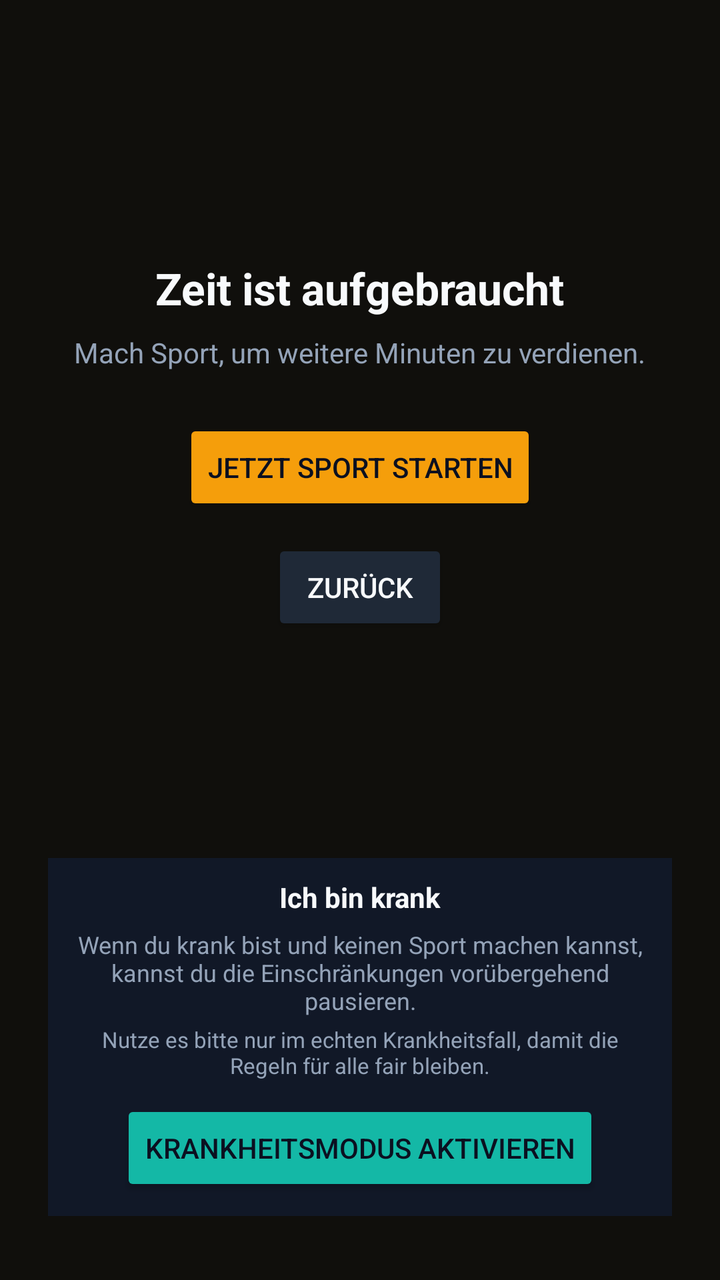
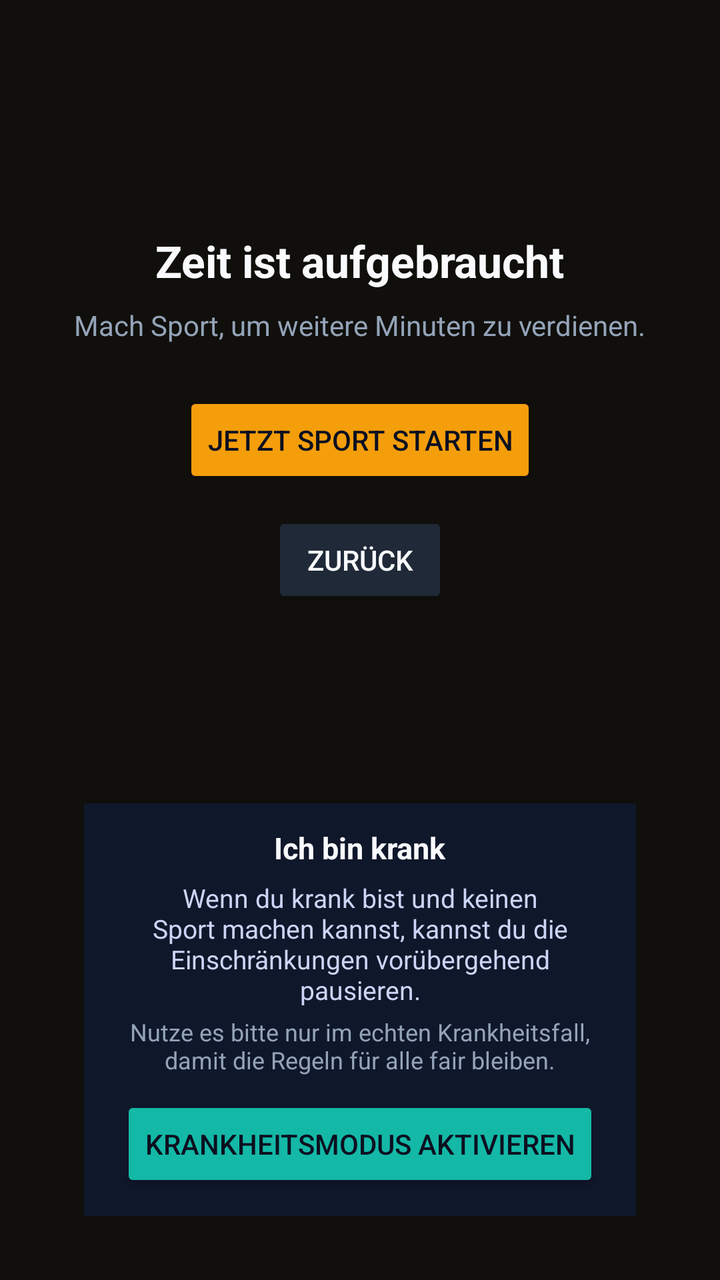

An Android layout rendered at two revisions. The XML below is the earlier revision; the diff shows what the commit changed to produce the second picture.
<!-- AndroidManifest.xml: activity theme Theme.App.Blocker -->
<!-- res/layout/activity_insta_blocker.xml -->
<?xml version="1.0" encoding="utf-8"?>
<LinearLayout xmlns:android="http://schemas.android.com/apk/res/android"
  android:layout_width="match_parent"
  android:layout_height="match_parent"
  android:background="#100f0c"
  android:orientation="vertical"
  android:padding="24dp">

  <LinearLayout
    android:id="@+id/blocker_main_content"
    android:layout_width="match_parent"
    android:layout_height="0dp"
    android:layout_weight="1"
    android:gravity="center"
    android:orientation="vertical">

    <TextView
      android:id="@+id/blocker_title"
      android:layout_width="wrap_content"
      android:layout_height="wrap_content"
      android:text="@string/blocker_title"
      android:textColor="#f8fafc"
      android:textSize="22sp"
      android:textStyle="bold" />

    <TextView
      android:id="@+id/blocker_subtitle"
      android:layout_width="wrap_content"
      android:layout_height="wrap_content"
      android:layout_marginTop="8dp"
      android:text="@string/blocker_subtitle"
      android:textColor="#94a3b8"
      android:textSize="14sp"
      android:gravity="center" />

    <Button
      android:id="@+id/blocker_open_app"
      android:layout_width="wrap_content"
      android:layout_height="wrap_content"
      android:layout_marginTop="24dp"
      android:text="@string/blocker_open_app"
      android:backgroundTint="#f59e0b"
      android:textColor="#0b1020" />

    <Button
      android:id="@+id/blocker_button"
      android:layout_width="wrap_content"
      android:layout_height="wrap_content"
      android:layout_marginTop="12dp"
      android:text="@string/blocker_back"
      android:backgroundTint="#1f2937"
      android:textColor="#f8fafc" />

  </LinearLayout>

  <LinearLayout
    android:id="@+id/blocker_credit_section"
    android:layout_width="wrap_content"
    android:layout_height="wrap_content"
    android:layout_gravity="center_horizontal"
    android:layout_marginTop="12dp"
    android:layout_marginBottom="4dp"
    android:orientation="vertical"
    android:visibility="gone"
    android:padding="8dp"
    android:background="#1e293b"
    android:gravity="center_horizontal">

    <TextView
      android:layout_width="wrap_content"
      android:layout_height="wrap_content"
      android:text="@string/preface_credit_title"
      android:textColor="#f8fafc"
      android:textSize="14sp"
      android:textStyle="bold" />

    <TextView
      android:layout_width="wrap_content"
      android:layout_height="wrap_content"
      android:layout_marginTop="4dp"
      android:text="@string/preface_credit_label"
      android:textColor="#94a3b8"
      android:textSize="11sp"
      android:gravity="center" />

    <Button
      android:id="@+id/blocker_credit_button"
      android:layout_width="wrap_content"
      android:layout_height="wrap_content"
      android:layout_marginTop="8dp"
      android:text="@string/preface_credit_button"
      android:backgroundTint="#f59e0b"
      android:textColor="#0b1020" />

    <TextView
      android:id="@+id/blocker_credit_penalty"
      android:layout_width="wrap_content"
      android:layout_height="wrap_content"
      android:layout_marginTop="4dp"
      android:text="@string/preface_credit_penalty"
      android:textColor="#f8fafc"
      android:textSize="10sp" />

    <TextView
      android:id="@+id/blocker_credit_lock_notice"
      android:layout_width="wrap_content"
      android:layout_height="wrap_content"
      android:layout_marginTop="6dp"
      android:text="@string/preface_credit_locked"
      android:textColor="#94a3b8"
      android:textSize="10sp"
      android:visibility="gone" />
  </LinearLayout>

  <LinearLayout
    android:id="@+id/blocker_sick_section"
    android:layout_width="wrap_content"
    android:layout_height="wrap_content"
    android:layout_gravity="center_horizontal"
    android:layout_marginTop="6dp"
    android:layout_marginBottom="8dp"
    android:orientation="vertical"
    android:padding="10dp"
    android:background="#111827"
    android:gravity="center_horizontal">

    <TextView
      android:layout_width="wrap_content"
      android:layout_height="wrap_content"
      android:text="@string/blocker_sick_title"
      android:textColor="#f8fafc"
      android:textSize="14sp"
      android:textStyle="bold" />

    <TextView
      android:layout_width="wrap_content"
      android:layout_height="wrap_content"
      android:layout_marginTop="6dp"
      android:text="@string/blocker_sick_label"
      android:textColor="#94a3b8"
      android:textSize="12sp"
      android:gravity="center" />

    <TextView
      android:id="@+id/blocker_sick_hint"
      android:layout_width="wrap_content"
      android:layout_height="wrap_content"
      android:layout_marginTop="4dp"
      android:text="@string/blocker_sick_hint"
      android:textColor="#94a3b8"
      android:textSize="11sp"
      android:gravity="center" />

    <Button
      android:id="@+id/blocker_sick_button"
      android:layout_width="wrap_content"
      android:layout_height="wrap_content"
      android:layout_marginTop="10dp"
      android:text="@string/blocker_sick_button"
      android:backgroundTint="#14b8a6"
      android:textColor="#0b1020" />

    <TextView
      android:id="@+id/blocker_sick_status"
      android:layout_width="wrap_content"
      android:layout_height="wrap_content"
      android:layout_marginTop="6dp"
      android:text="@string/blocker_sick_status"
      android:textColor="#34d399"
      android:textSize="10sp"
      android:visibility="gone" />
  </LinearLayout>
</LinearLayout>
<!-- resources referenced by this layout -->
<resources>
  <string name="blocker_back">Zur\u00fcck</string>
  <string name="blocker_open_app">Jetzt Sport starten</string>
  <string name="blocker_sick_button">Krankheitsmodus aktivieren</string>
  <string name="blocker_sick_hint">Nutze es bitte nur im echten Krankheitsfall, damit die Regeln für alle fair bleiben.</string>
  <string name="blocker_sick_label">Wenn du krank bist und keinen Sport machen kannst, kannst du die Einschränkungen vorübergehend pausieren.</string>
  <string name="blocker_sick_status">Krankheitsmodus aktiv bis %1$s</string>
  <string name="blocker_sick_title">Ich bin krank</string>
  <string name="blocker_subtitle">Mach Sport, um weitere Minuten zu verdienen.</string>
  <string name="blocker_title">Zeit ist aufgebraucht</string>
  <string name="preface_credit_button">10 Minuten Kredit</string>
  <string name="preface_credit_label">Kredit für 10 Minuten</string>
  <string name="preface_credit_locked">Kredit gesperrt bis %1$s</string>
  <string name="preface_credit_penalty">Userfaktoren sind um %1$d%% strenger</string>
  <string name="preface_credit_title">Kredit</string>
  <style name="Theme.App.Blocker" parent="Theme.AppCompat.Light.NoActionBar">
      <item name="android:windowBackground">#0f1114</item>
    </style>
</resources>

<!-- the commit's change to res/layout/activity_insta_blocker.xml (unified diff, before → after) -->
@@ -55,15 +55,15 @@
 
   <LinearLayout
     android:id="@+id/blocker_credit_section"
-    android:layout_width="wrap_content"
+    android:layout_width="match_parent"
     android:layout_height="wrap_content"
-    android:layout_gravity="center_horizontal"
     android:layout_marginTop="12dp"
     android:layout_marginBottom="4dp"
+    android:layout_marginHorizontal="18dp"
     android:orientation="vertical"
     android:visibility="gone"
-    android:padding="8dp"
-    android:background="#1e293b"
+    android:padding="12dp"
+    android:background="#1b2432"
     android:gravity="center_horizontal">
 
     <TextView
@@ -71,7 +71,7 @@
       android:layout_height="wrap_content"
       android:text="@string/preface_credit_title"
       android:textColor="#f8fafc"
-      android:textSize="14sp"
+      android:textSize="15sp"
       android:textStyle="bold" />
 
     <TextView
@@ -79,8 +79,8 @@
       android:layout_height="wrap_content"
       android:layout_marginTop="4dp"
       android:text="@string/preface_credit_label"
-      android:textColor="#94a3b8"
-      android:textSize="11sp"
+      android:textColor="#cbd5f5"
+      android:textSize="12sp"
       android:gravity="center" />
 
     <Button
@@ -99,7 +99,7 @@
       android:layout_marginTop="4dp"
       android:text="@string/preface_credit_penalty"
       android:textColor="#f8fafc"
-      android:textSize="10sp" />
+      android:textSize="11sp" />
 
     <TextView
       android:id="@+id/blocker_credit_lock_notice"
@@ -114,14 +114,14 @@
 
   <LinearLayout
     android:id="@+id/blocker_sick_section"
-    android:layout_width="wrap_content"
+    android:layout_width="match_parent"
     android:layout_height="wrap_content"
-    android:layout_gravity="center_horizontal"
     android:layout_marginTop="6dp"
     android:layout_marginBottom="8dp"
+    android:layout_marginHorizontal="18dp"
     android:orientation="vertical"
-    android:padding="10dp"
-    android:background="#111827"
+    android:padding="12dp"
+    android:background="#0f172a"
     android:gravity="center_horizontal">
 
     <TextView
@@ -129,7 +129,7 @@
       android:layout_height="wrap_content"
       android:text="@string/blocker_sick_title"
       android:textColor="#f8fafc"
-      android:textSize="14sp"
+      android:textSize="15sp"
       android:textStyle="bold" />
 
     <TextView
@@ -137,8 +137,8 @@
       android:layout_height="wrap_content"
       android:layout_marginTop="6dp"
       android:text="@string/blocker_sick_label"
-      android:textColor="#94a3b8"
-      android:textSize="12sp"
+      android:textColor="#cbd5f5"
+      android:textSize="13sp"
       android:gravity="center" />
 
     <TextView
@@ -148,7 +148,7 @@
       android:layout_marginTop="4dp"
       android:text="@string/blocker_sick_hint"
       android:textColor="#94a3b8"
-      android:textSize="11sp"
+      android:textSize="12sp"
       android:gravity="center" />
 
     <Button
@@ -167,7 +167,7 @@
       android:layout_marginTop="6dp"
       android:text="@string/blocker_sick_status"
       android:textColor="#34d399"
-      android:textSize="10sp"
+      android:textSize="11sp"
       android:visibility="gone" />
   </LinearLayout>
 </LinearLayout>
